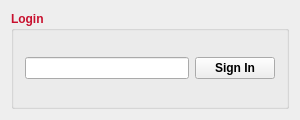
This is cuACS/mainwindow.ui in cameronhawtin/Animal-Farm-cuACS as Qt 5 draws it before an edit. The edited form follows.
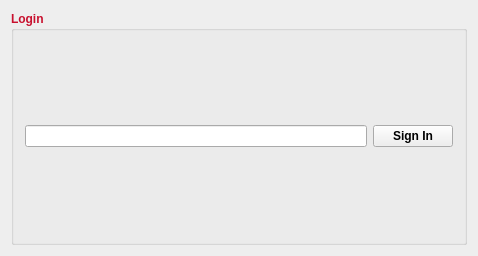
This is the edited form.

The edit to the form file:
```diff
--- a/cuACS/mainwindow.ui
+++ b/cuACS/mainwindow.ui
@@ -6,8 +6,8 @@
    <rect>
     <x>0</x>
     <y>0</y>
-    <width>300</width>
-    <height>120</height>
+    <width>478</width>
+    <height>256</height>
    </rect>
   </property>
   <property name="palette">
```
Left out of the diff: 2 changed lines with no effect on the pictures.
